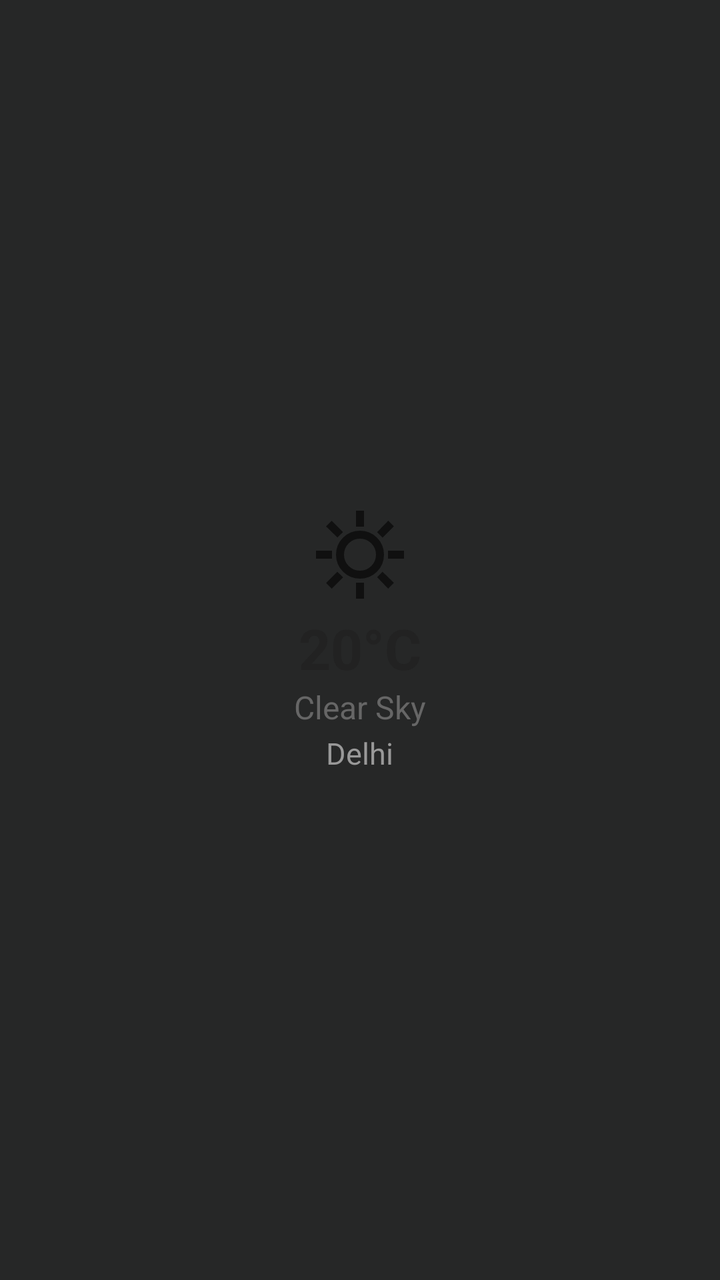
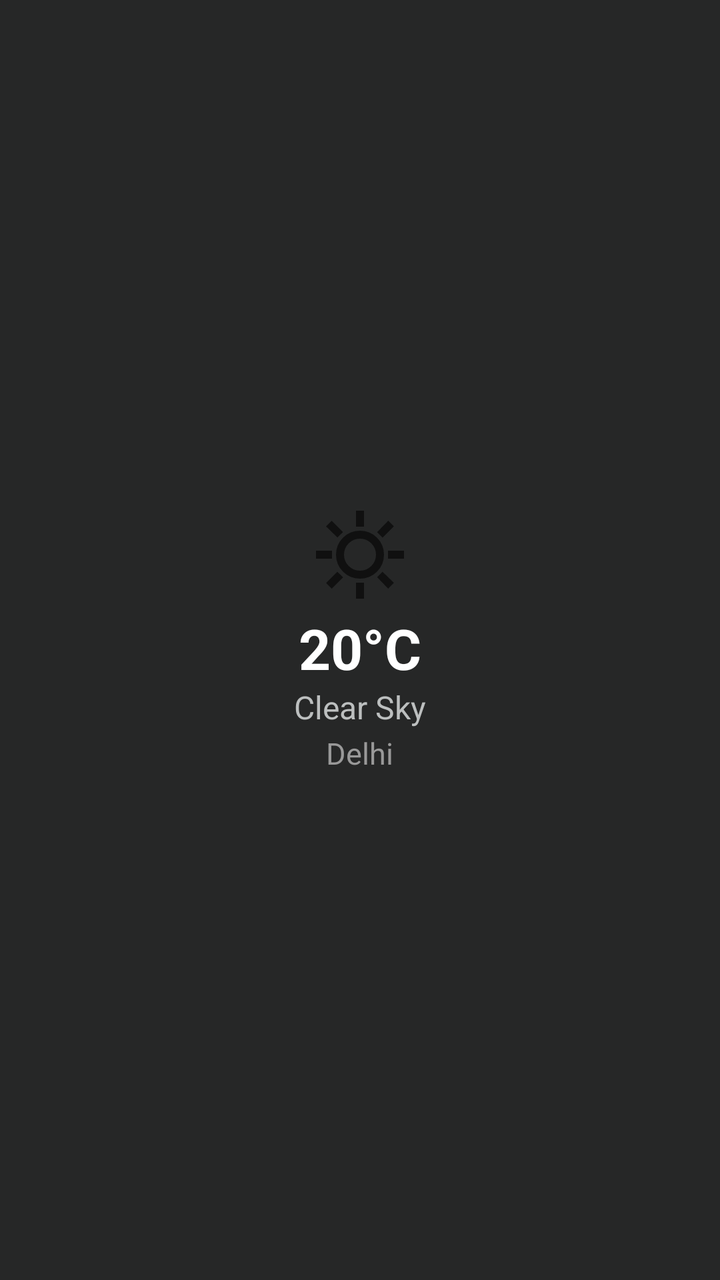

Screens rendered from an Android XML layout before and after an edit, with the pre-edit source and the edit as a unified diff.
<!-- AndroidManifest.xml: fallback theme Theme.MaterialComponents.DayNight.NoActionBar -->
<!-- res/layout/home_widget.xml -->
<?xml version="1.0" encoding="utf-8"?>
<LinearLayout xmlns:android="http://schemas.android.com/apk/res/android"
    android:id="@+id/widget_root"
    android:orientation="vertical"
    android:background="#262727"
    android:padding="16dp"
    android:layout_width="match_parent"
    android:layout_height="wrap_content"
    android:gravity="center">

    <ImageView
        android:id="@+id/weather_icon"
        android:layout_width="48dp"
        android:layout_height="48dp"
        android:src="@drawable/ic_sunny" 
        android:contentDescription="@string/weather_icon" />

    <TextView
        android:id="@+id/weather_temp"
        android:text="20°C"
        android:textStyle="bold"
        android:textColor="#222222"
        android:textSize="28sp"
        android:layout_marginTop="4dp"
        android:layout_width="wrap_content"
        android:layout_height="wrap_content" />

    <TextView
        android:id="@+id/weather_desc"
        android:text="Clear Sky"
        android:textSize="16sp"
        android:textColor="#666666"
        android:layout_width="wrap_content"
        android:layout_height="wrap_content" />

    <TextView
        android:id="@+id/weather_city"
        android:text="Delhi"
        android:textSize="15sp"
        android:textColor="#999999"
        android:layout_marginTop="2dp"
        android:layout_width="wrap_content"
        android:layout_height="wrap_content" />
</LinearLayout>
<!-- resources referenced by this layout -->
<resources>
  <!-- drawable ic_sunny (drawable) -->
  <vector xmlns:android="http://schemas.android.com/apk/res/android"
      android:width="24dp"
      android:height="24dp"
      android:viewportWidth="960"
      android:viewportHeight="960"
      android:tint="?attr/colorControlNormal">
    <path
        android:fillColor="@android:color/white"
        android:pathData="M440,200L440,40L520,40L520,200L440,200ZM706,310L651,255L763,140L819,197L706,310ZM760,520L760,440L920,440L920,520L760,520ZM440,920L440,760L520,760L520,920L440,920ZM254,308L140,197L197,141L310,254L254,308ZM762,820L651,705L705,651L819,761L762,820ZM40,520L40,440L200,440L200,520L40,520ZM197,820L141,763L253,651L282,678L311,706L197,820ZM480,720Q380,720 310,650Q240,580 240,480Q240,380 310,310Q380,240 480,240Q580,240 650,310Q720,380 720,480Q720,580 650,650Q580,720 480,720ZM480,640Q546,640 593,593Q640,546 640,480Q640,414 593,367Q546,320 480,320Q414,320 367,367Q320,414 320,480Q320,546 367,593Q414,640 480,640ZM480,480Q480,480 480,480Q480,480 480,480Q480,480 480,480Q480,480 480,480Q480,480 480,480Q480,480 480,480Q480,480 480,480Q480,480 480,480Z"/>
  </vector>
  <string name="weather_icon">Weather Icon</string>
</resources>

<!-- the commit's change to res/layout/home_widget.xml (unified diff, before → after) -->
@@ -19,7 +19,7 @@
         android:id="@+id/weather_temp"
         android:text="20°C"
         android:textStyle="bold"
-        android:textColor="#222222"
+        android:textColor="#ffffff"
         android:textSize="28sp"
         android:layout_marginTop="4dp"
         android:layout_width="wrap_content"
@@ -29,7 +29,7 @@
         android:id="@+id/weather_desc"
         android:text="Clear Sky"
         android:textSize="16sp"
-        android:textColor="#666666"
+        android:textColor="#bcbfbf"
         android:layout_width="wrap_content"
         android:layout_height="wrap_content" />
 
